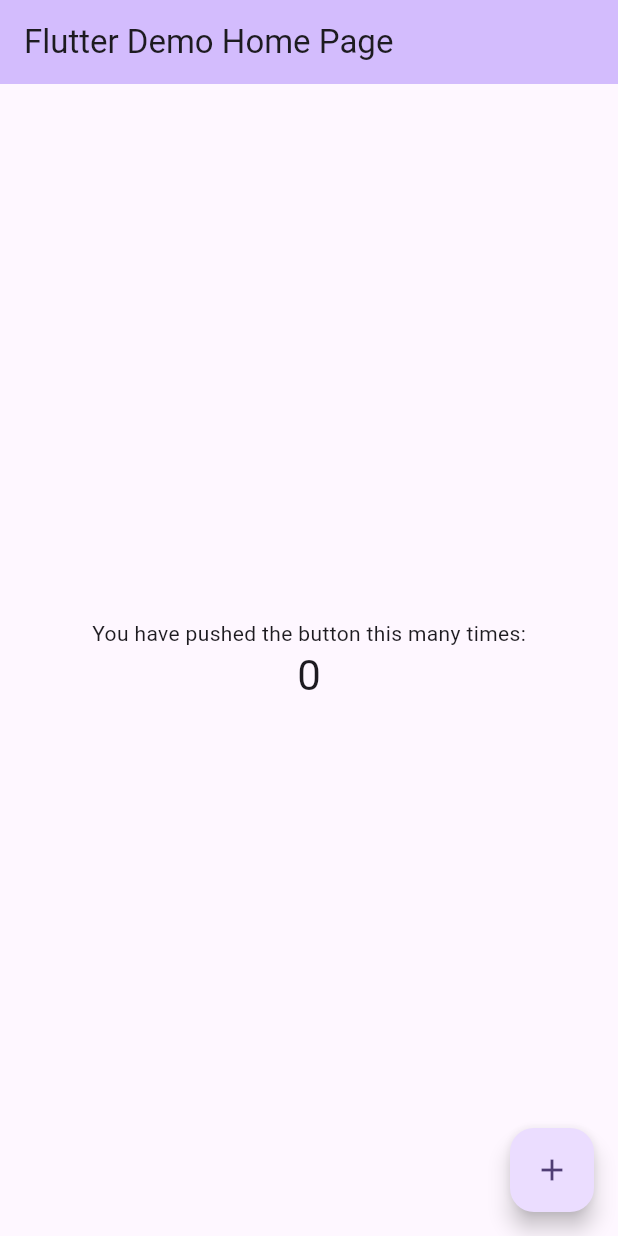
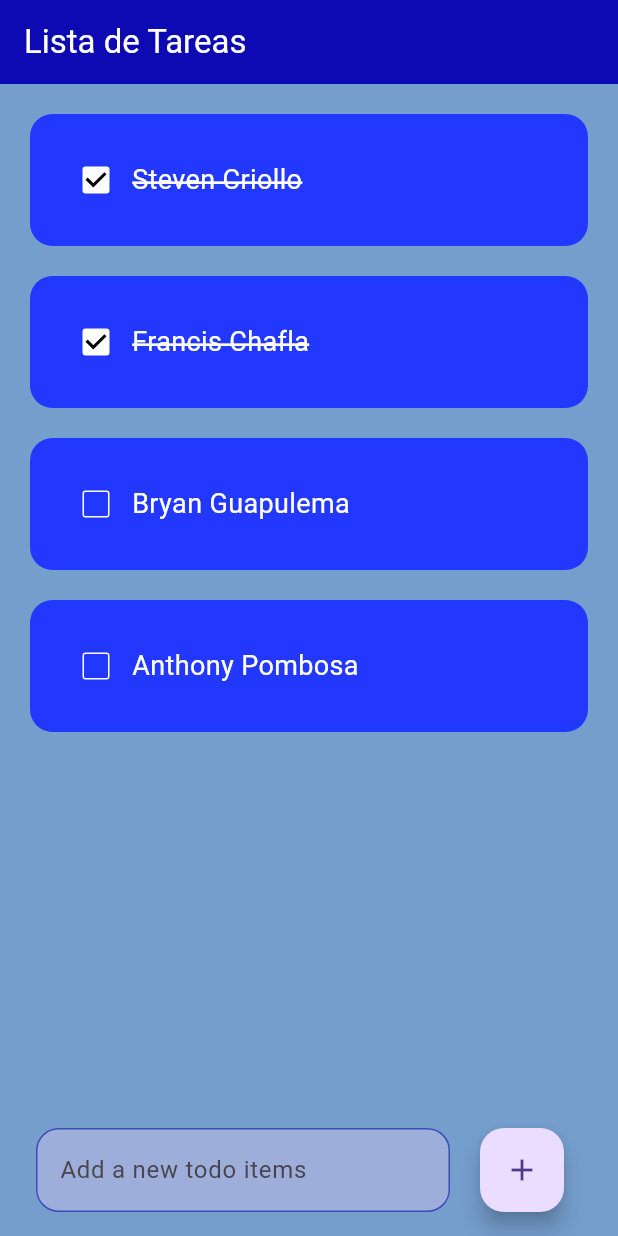
Before and after one commit to BryanGuapulema/ccgp_listatareas_app, a Flutter app: the screen it shows after launch, on a phone screen of 412 x 824 dp. Run offline on Flutter 3.47's test engine with Material 3 defaults, Android fonts, the phone set to English and light mode, and no system bars; drawn by our look-alikes of flutter_slidable.

Commit message:
funcionalidad base de la aplicacion

```diff
--- a/lib/main.dart
+++ b/lib/main.dart
@@ -1,4 +1,5 @@
 import 'package:flutter/material.dart';
+import 'package:ccgp_listatareas_app/pages/home_page.dart';
 
 void main() {
   runApp(const MyApp());
@@ -7,119 +8,11 @@
 class MyApp extends StatelessWidget {
   const MyApp({super.key});
 
-  // This widget is the root of your application.
   @override
   Widget build(BuildContext context) {
     return MaterialApp(
-      title: 'Flutter Demo',
-      theme: ThemeData(
-        // This is the theme of your application.
-        //
-        // TRY THIS: Try running your application with "flutter run". You'll see
-        // the application has a purple toolbar. Then, without quitting the app,
-        // try changing the seedColor in the colorScheme below to Colors.green
-        // and then invoke "hot reload" (save your changes or press the "hot
-        // reload" button in a Flutter-supported IDE, or press "r" if you used
-        // the command line to start the app).
-        //
-        // Notice that the counter didn't reset back to zero; the application
-        // state is not lost during the reload. To reset the state, use hot
-        // restart instead.
-        //
-        // This works for code too, not just values: Most code changes can be
-        // tested with just a hot reload.
-        colorScheme: ColorScheme.fromSeed(seedColor: Colors.deepPurple),
-        useMaterial3: true,
-      ),
-      home: const MyHomePage(title: 'Flutter Demo Home Page'),
+      debugShowCheckedModeBanner: false,
+      home: HomePage(),
     );
   }
 }
-
-class MyHomePage extends StatefulWidget {
-  const MyHomePage({super.key, required this.title});
-
-  // This widget is the home page of your application. It is stateful, meaning
-  // that it has a State object (defined below) that contains fields that affect
-  // how it looks.
-
-  // This class is the configuration for the state. It holds the values (in this
-  // case the title) provided by the parent (in this case the App widget) and
-  // used by the build method of the State. Fields in a Widget subclass are
-  // always marked "final".
-
-  final String title;
-
-  @override
-  State<MyHomePage> createState() => _MyHomePageState();
-}
-
-class _MyHomePageState extends State<MyHomePage> {
-  int _counter = 0;
-
-  void _incrementCounter() {
-    setState(() {
-      // This call to setState tells the Flutter framework that something has
-      // changed in this State, which causes it to rerun the build method below
-      // so that the display can reflect the updated values. If we changed
-      // _counter without calling setState(), then the build method would not be
-      // called again, and so nothing would appear to happen.
-      _counter++;
-    });
-  }
-
-  @override
-  Widget build(BuildContext context) {
-    // This method is rerun every time setState is called, for instance as done
-    // by the _incrementCounter method above.
-    //
-    // The Flutter framework has been optimized to make rerunning build methods
-    // fast, so that you can just rebuild anything that needs updating rather
-    // than having to individually change instances of widgets.
-    return Scaffold(
-      appBar: AppBar(
-        // TRY THIS: Try changing the color here to a specific color (to
-        // Colors.amber, perhaps?) and trigger a hot reload to see the AppBar
-        // change color while the other colors stay the same.
-        backgroundColor: Theme.of(context).colorScheme.inversePrimary,
-        // Here we take the value from the MyHomePage object that was created by
-        // the App.build method, and use it to set our appbar title.
-        title: Text(widget.title),
-      ),
-      body: Center(
-        // Center is a layout widget. It takes a single child and positions it
-        // in the middle of the parent.
-        child: Column(
-          // Column is also a layout widget. It takes a list of children and
-          // arranges them vertically. By default, it sizes itself to fit its
-          // children horizontally, and tries to be as tall as its parent.
-          //
-          // Column has various properties to control how it sizes itself and
-          // how it positions its children. Here we use mainAxisAlignment to
-          // center the children vertically; the main axis here is the vertical
-          // axis because Columns are vertical (the cross axis would be
-          // horizontal).
-          //
-          // TRY THIS: Invoke "debug painting" (choose the "Toggle Debug Paint"
-          // action in the IDE, or press "p" in the console), to see the
-          // wireframe for each widget.
-          mainAxisAlignment: MainAxisAlignment.center,
-          children: <Widget>[
-            const Text(
-              'You have pushed the button this many times:',
-            ),
-            Text(
-              '$_counter',
-              style: Theme.of(context).textTheme.headlineMedium,
-            ),
-          ],
-        ),
-      ),
-      floatingActionButton: FloatingActionButton(
-        onPressed: _incrementCounter,
-        tooltip: 'Increment',
-        child: const Icon(Icons.add),
-      ), // This trailing comma makes auto-formatting nicer for build methods.
-    );
-  }
-}
--- /dev/null
+++ b/lib/pages/home_page.dart
@@ -0,0 +1,101 @@
+import 'package:flutter/material.dart';
+import 'package:ccgp_listatareas_app/utils/todo_list.dart';
+
+class HomePage extends StatefulWidget {
+  HomePage({super.key});
+
+  @override
+  State<HomePage> createState() => _HomePageState();
+}
+
+class _HomePageState extends State<HomePage> {
+  final _controller = TextEditingController();
+  List toDoList = [
+    ['Steven Criollo', true],
+    ['Francis Chafla', true],
+    ['Bryan Guapulema', false],
+    ['Anthony Pombosa', false],
+  ];
+
+  void checkBoxChanged(int index) {
+    setState(() {
+      toDoList[index][1] = !toDoList[index][1];
+    });
+  }
+
+  void saveNewTask() {
+    setState(() {
+      toDoList.add([_controller.text, false]);
+      _controller.clear();
+    });
+  }
+
+  void deleteTask(int index) {
+    setState(() {
+      toDoList.removeAt(index);
+    });
+  }
+
+  @override
+  Widget build(BuildContext context) {
+    return Scaffold(
+      backgroundColor: const Color.fromARGB(255, 117, 158, 205),
+      appBar: AppBar(
+        title: const Text(
+          'Lista de Tareas',
+        ),
+        backgroundColor: const Color.fromARGB(255, 13, 10, 179),
+        foregroundColor: Colors.white,
+      ),
+      body: ListView.builder(
+        itemCount: toDoList.length,
+        itemBuilder: (BuildContext context, index) {
+          return TodoList(
+            taskName: toDoList[index][0],
+            taskCompleted: toDoList[index][1],
+            onChanged: (value) => checkBoxChanged(index),
+            deleteFunction: (contex) => deleteTask(index),
+          );
+        },
+      ),
+      floatingActionButton: Padding(
+        padding: const EdgeInsets.symmetric(horizontal: 20),
+        child: Row(
+          children: [
+            Expanded(
+              child: Padding(
+                padding: const EdgeInsets.symmetric(
+                  horizontal: 20,
+                ),
+                child: TextField(
+                  controller: _controller,
+                  decoration: InputDecoration(
+                    hintText: 'Add a new todo items',
+                    filled: true,
+                    fillColor: const Color.fromARGB(255, 157, 174, 219),
+                    enabledBorder: OutlineInputBorder(
+                      borderSide: const BorderSide(
+                        color: Color.fromARGB(255, 58, 77, 183),
+                      ),
+                      borderRadius: BorderRadius.circular(15),
+                    ),
+                    focusedBorder: OutlineInputBorder(
+                      borderSide: const BorderSide(
+                        color: Color.fromARGB(255, 46, 15, 184),
+                      ),
+                      borderRadius: BorderRadius.circular(15),
+                    ),
+                  ),
+                ),
+              ),
+            ),
+            FloatingActionButton(
+              onPressed: saveNewTask,
+              child: const Icon(Icons.add),
+            ),
+          ],
+        ),
+      ),
+    );
+  }
+}
--- /dev/null
+++ b/lib/utils/todo_list.dart
@@ -0,0 +1,73 @@
+import 'package:flutter/material.dart';
+import 'package:flutter_slidable/flutter_slidable.dart';
+
+class TodoList extends StatelessWidget {
+  const TodoList({
+    super.key,
+    required this.taskName,
+    required this.taskCompleted,
+    required this.onChanged,
+    required this.deleteFunction,
+  });
+
+  final String taskName;
+  final bool taskCompleted;
+  final Function(bool?)? onChanged;
+  final Function(BuildContext)? deleteFunction;
+
+  @override
+  Widget build(BuildContext context) {
+    return Padding(
+      padding: const EdgeInsets.only(
+        top: 20,
+        left: 20,
+        right: 20,
+        bottom: 0,
+      ),
+      child: Slidable(
+        endActionPane: ActionPane(
+          motion: StretchMotion(),
+          children: [
+            SlidableAction(
+              onPressed: deleteFunction,
+              icon: Icons.delete,
+              borderRadius: BorderRadius.circular(15),
+            ),
+          ],
+        ),
+        child: Container(
+          padding: const EdgeInsets.all(20),
+          decoration: BoxDecoration(
+            color: const Color.fromARGB(255, 34, 56, 255),
+            borderRadius: BorderRadius.circular(15),
+          ),
+          child: Row(
+            children: [
+              Checkbox(
+                value: taskCompleted,
+                onChanged: onChanged,
+                checkColor: Colors.black,
+                activeColor: Colors.white,
+                side: const BorderSide(
+                  color: Colors.white,
+                ),
+              ),
+              Text(
+                taskName,
+                style: TextStyle(
+                  color: Colors.white,
+                  fontSize: 18,
+                  decoration: taskCompleted
+                      ? TextDecoration.lineThrough
+                      : TextDecoration.none,
+                  decorationColor: Colors.white,
+                  decorationThickness: 2,
+                ),
+              ),
+            ],
+          ),
+        ),
+      ),
+    );
+  }
+}
```
Also changed, not shown: pubspec.yaml (+8 -67 lines), pubspec.lock.
